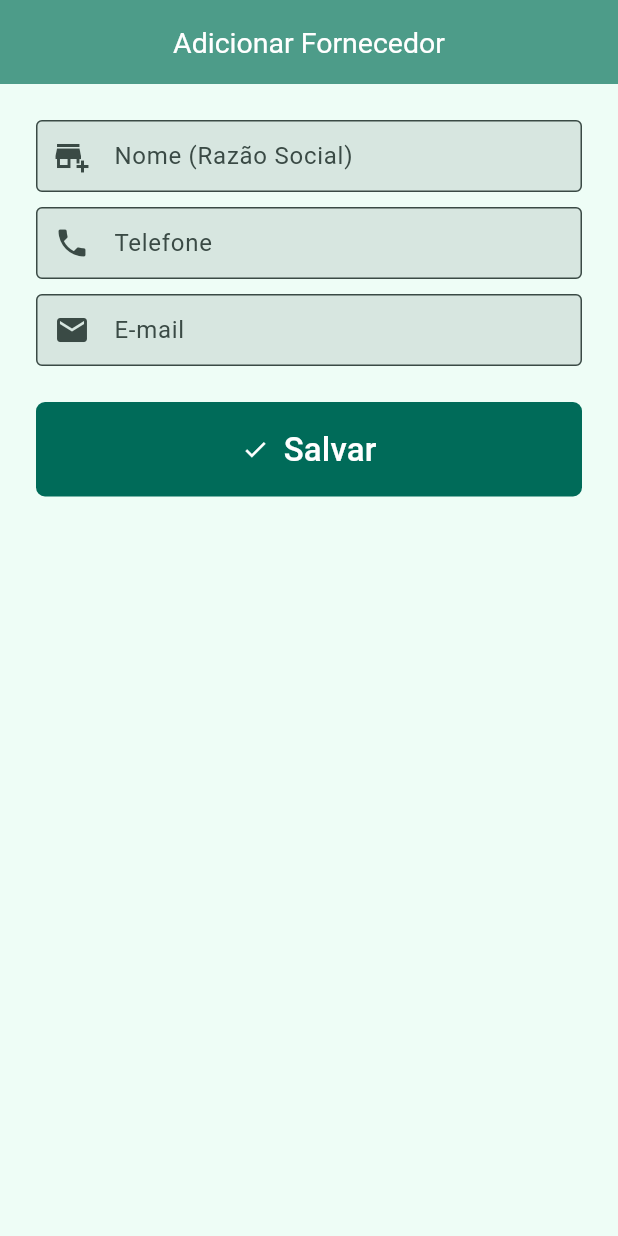
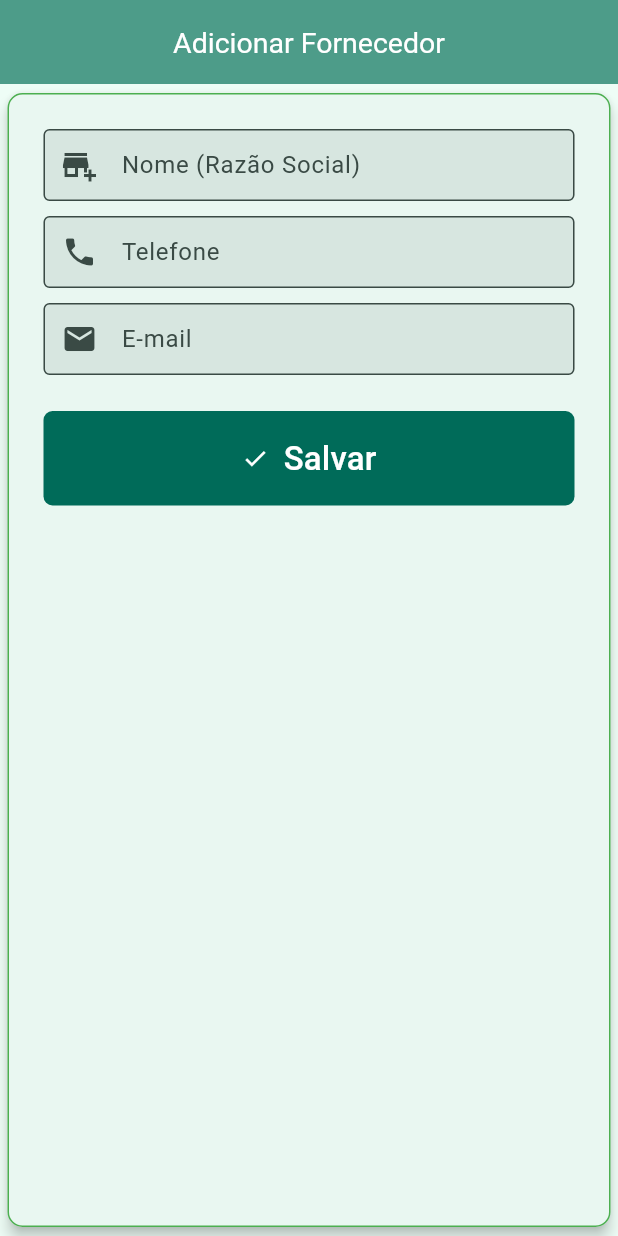
Before and after one commit to RaayaneCustodio/gestao_estoque, a Flutter app: the SuppliersRegister screen opened by its route, on a phone screen of 412 x 824 dp. Run offline on Flutter 3.47's test engine with Material 3 defaults, Android fonts, the phone set to English and light mode, and no system bars; our stand-ins replace go_router.

Commit message:
Update suppliers_register_screen.dart

```diff
--- a/lib/views/suppliers_register_screen.dart
+++ b/lib/views/suppliers_register_screen.dart
@@ -49,7 +49,17 @@ class _SuppliersRegisterState extends State<SuppliersRegister> {
         backgroundColor: Color(0xFF4D9C89),
         iconTheme: IconThemeData(color: Colors.white),
       ),
-      body: Padding(
+      body: Card(
+        elevation: 4,
+        margin: EdgeInsets.symmetric(horizontal: 5, vertical: 6),
+        shape: RoundedRectangleBorder(
+          borderRadius: BorderRadius.circular(10), // borda arredondada
+          side: BorderSide(
+            color: Colors.green, // cor da borda
+            width: 1,
+          ),
+        ),
+        child: Padding(
           padding: const EdgeInsets.all(24.0),
           child: Form(
             key: formkey,
@@ -105,9 +115,7 @@ class _SuppliersRegisterState extends State<SuppliersRegister> {
                       return 'O e-mail é obrigatório';
                     }
 
-                  final emailRegex = RegExp(
-                    r'^[\w\.-]+@[\w\.-]+\.\w+$',
-                  );
+                    final emailRegex = RegExp(r'^[\w\.-]+@[\w\.-]+\.\w+$');
 
                     if (!emailRegex.hasMatch(value)) {
                       return 'Digite um e-mail válido';
@@ -142,6 +150,7 @@ class _SuppliersRegisterState extends State<SuppliersRegister> {
             ),
           ),
         ),
+      ),
     );
   }
 }
```
Lines whose indentation alone changed are shown as unchanged.
